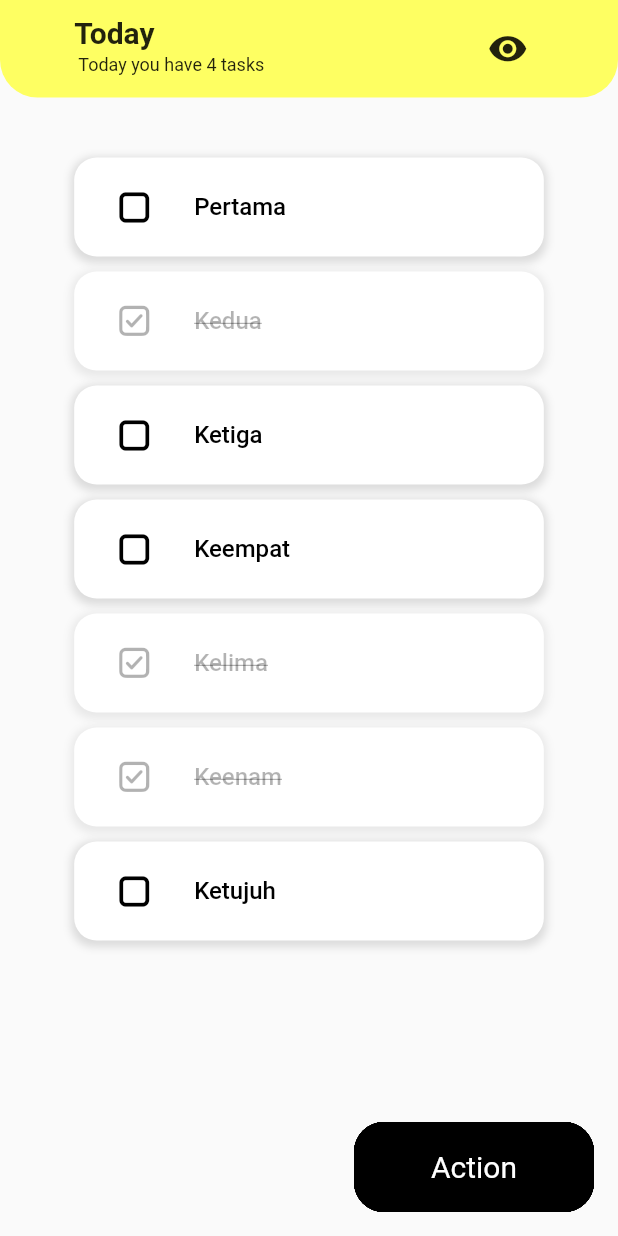
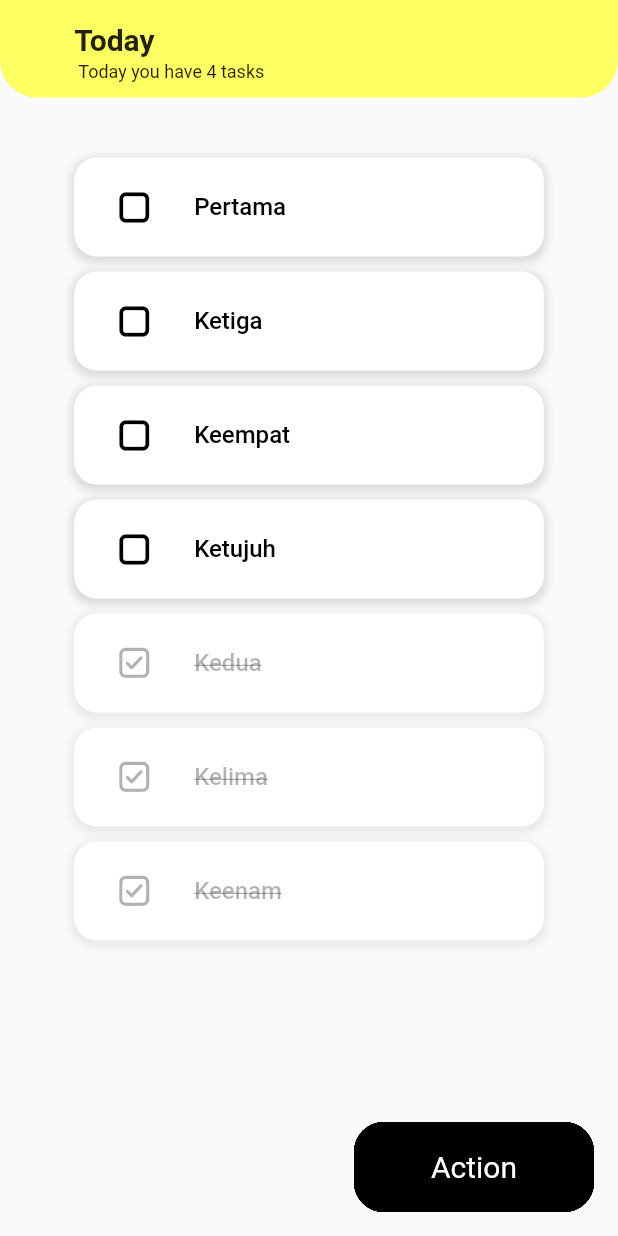
Before and after one commit to mrizkiid/card_todo, a Flutter app: the screen it shows after launch, after a tap on "Reorder", after a tap on "Delete", after a tap on "Cancel", on a phone screen of 412 x 824 dp. Run offline on Flutter 3.47's test engine with Material 2 defaults, Android fonts, the phone set to English and light mode, and no system bars; our stand-ins replace bloc, equatable, flutter_bloc, hive, hive_flutter, reorderables; accounts and stored records are empty.

Commit message:
ui for task has finished

```diff
--- a/card_todo/lib/TODO/main_menu/main_menu_bloc/mainmenu_bloc.dart
+++ b/card_todo/lib/TODO/main_menu/main_menu_bloc/mainmenu_bloc.dart
@@ -16,11 +16,6 @@ class MainMenuBloc extends Bloc<MainmenuEvent, MainMenuState> {
 
     on<MainReorderProcessData>((event, emit) {
       int newIndex = event.newIndex;
-      // listTitle = listTitle;
-
-      // if (event.oldIndex < event.newIndex) {
-      //   newIndex -= 1;
-      // }
 
       // remove and put in tile
       final String tile = listTitle.removeAt(event.oldIndex);
--- a/card_todo/lib/TODO/main_menu/main_menu_bloc/mainmenu_event.dart
+++ b/card_todo/lib/TODO/main_menu/main_menu_bloc/mainmenu_event.dart
@@ -40,7 +40,5 @@ class InitialList extends MainmenuEvent {
 }
 
 class MainSaveEvent extends MainmenuEvent {
-  List<String> listTitle;
-
-  MainSaveEvent({required this.listTitle});
+  MainSaveEvent();
 }
--- a/card_todo/lib/TODO/task_list/bloc_task/task_menu_event.dart
+++ b/card_todo/lib/TODO/task_list/bloc_task/task_menu_event.dart
@@ -9,10 +9,7 @@ abstract class TaskMenuEvent extends Equatable {
 }
 
 class TaskInitialList extends TaskMenuEvent {
-  List<TaskList> taskList;
-  TaskInitialList({
-    required this.taskList,
-  });
+  TaskInitialList();
 }
 
 class TaskEvent extends TaskMenuEvent {
@@ -25,19 +22,29 @@ class TaskEvent extends TaskMenuEvent {
     required this.title,
     required this.index,
   });
+
+  // @override
+  // List<Object> get props => [isChecked, title, index];
 }
 
 class TaskDelete extends TaskMenuEvent {
   final bool isDelete;
 
   const TaskDelete(this.isDelete);
-  // final
+  @override
+  List<Object> get props => [isDelete];
 }
 
-class TaskReorderedButton extends TaskMenuEvent {
-  final bool isPressed;
+class TaskDeleteProcess extends TaskMenuEvent {
+  const TaskDeleteProcess();
+}
 
-  const TaskReorderedButton(this.isPressed);
+class TaskReordered extends TaskMenuEvent {
+  final bool isOrdered;
+
+  const TaskReordered(this.isOrdered);
+  @override
+  List<Object> get props => [isOrdered];
 }
 
 class TaskReorderedProcess extends TaskMenuEvent {
--- a/card_todo/lib/TODO/task_list/bloc_task/task_menu_state.dart
+++ b/card_todo/lib/TODO/task_list/bloc_task/task_menu_state.dart
@@ -25,12 +25,22 @@ class TaskState extends TaskMenuState {
 }
 
 class TaskReorderState extends TaskMenuState {
-  final List<TaskList> taskListTrue;
-  const TaskReorderState({required super.taskList, required this.taskListTrue});
+  final List<TaskList> taskListFalse;
+  final bool isOrdered;
+  const TaskReorderState(
+      {required super.taskList,
+      required this.taskListFalse,
+      required this.isOrdered});
+
+  @override
+  List<Object?> get props => [isOrdered, taskListFalse];
 }
 
-// class TaskReorderProcessState extends TaskMenuState {
-//   final List<TaskList> taskListTrue;
-//   const TaskReorderProcessState(
-//       {required super.taskList, required this.taskListTrue});
-// }
+class TaskDeleteState extends TaskMenuState {
+  final bool isDelete;
+
+  const TaskDeleteState({required this.isDelete, required super.taskList});
+
+  @override
+  List<Object?> get props => [isDelete];
+}
--- a/card_todo/lib/TODO/task_list/page_task.dart
+++ b/card_todo/lib/TODO/task_list/page_task.dart
@@ -29,18 +29,8 @@ class _TaskPageState extends State<TaskPage> {
     sizing.init(context);
     double paddingHorizontal = sizing.widthCalc(percent: 12);
     double heightAppBar = 65;
-    bool isDelete = true;
+    bool isDelete = false;
     TodoData todoData = RepositoryProvider.of(context);
-    // for (var i in todoData.tasklist) {
-    //   print('${i.isChecked} == ${i.title}');
-    // }
-    // List<TaskList> listTaskTrue = todoData.tasklist
-    //     .where((element) => element.isChecked == true)
-    //     .toList();
-    // List<TaskList> listTaskFalse = todoData.tasklist
-    //     .where((element) => element.isChecked == false)
-    //     .toList();
-    // List<TaskList> listTaskFinal = [...listTaskFalse, ...listTaskTrue];
     return MultiBlocProvider(
       providers: [
         BlocProvider<ButtonAnimationBloc>(
@@ -61,16 +51,17 @@ class _TaskPageState extends State<TaskPage> {
                 bottomRight: Radius.circular(25),
               ),
             ),
-            child: Padding(
+            child: Container(
               padding: EdgeInsets.symmetric(horizontal: paddingHorizontal)
                   .copyWith(bottom: 10, top: 10),
-              child: Center(
+              child: Align(
+                alignment: Alignment.bottomCenter,
                 child: Row(
-                  crossAxisAlignment: CrossAxisAlignment.center,
+                  crossAxisAlignment: CrossAxisAlignment.end,
                   mainAxisAlignment: MainAxisAlignment.spaceBetween,
                   children: [
                     Column(
-                      mainAxisAlignment: MainAxisAlignment.start,
+                      mainAxisAlignment: MainAxisAlignment.end,
                       crossAxisAlignment: CrossAxisAlignment.start,
                       children: [
                         Text(
@@ -87,13 +78,13 @@ class _TaskPageState extends State<TaskPage> {
                         ),
                       ],
                     ),
-                    IconButton(
-                      onPressed: () {},
-                      icon: Icon(
-                        Icons.visibility,
-                        size: 27,
-                      ),
-                    )
+                    // IconButton(
+                    //   onPressed: () {},
+                    //   icon: Icon(
+                    //     Icons.visibility,
+                    //     size: 27,
+                    //   ),
+                    // )
                   ],
                 ),
               ),
@@ -152,26 +143,54 @@ class _TaskPageState extends State<TaskPage> {
 
             ///reordered state
             if (state is TaskReorderState) {
-              ReorderableColumn(
+              int i = -1;
+              return ReorderableColumn(
+                padding: EdgeInsets.symmetric(horizontal: paddingHorizontal)
+                    .copyWith(top: 30),
                 onReorder: (oldIndex, newIndex) {
-                  taskMenuBloc.add(TaskReorderedProcess(
-                      oldIndex: oldIndex, newIndex: newIndex));
+                  taskMenuBloc.add(
+                    TaskReorderedProcess(
+                        oldIndex: oldIndex, newIndex: newIndex),
+                  );
                 },
-                children: taskList
+                children: state.taskListFalse
                     .map((e) {
-                      return;
+                      i++;
+                      return TileTaskCard(
+                          key: ValueKey(i),
+                          isChecked: e.isChecked,
+                          title: e.title,
+                          isDelete: false,
+                          onchanged: () {});
                     })
                     .toList()
                     .cast<Widget>(),
               );
             }
 
-            //condition for delete
-            if (state is TaskDelete) {
-              isDelete = true;
-            } else {
-              isDelete = false;
+            /// Delete state
+            if (state is TaskDeleteState) {
+              return ListView.builder(
+                padding: EdgeInsets.symmetric(horizontal: paddingHorizontal)
+                    .copyWith(top: 30),
+                itemCount: state.taskList.length,
+                itemBuilder: (context, index) {
+                  bool isChecked = taskList[index].isChecked;
+                  String title = taskList[index].title;
+                  return TileTaskCard(
+                      isChecked: isChecked,
+                      title: title,
+                      isDelete: true,
+                      onchanged: () {});
+                },
+              );
             }
+
+            // if (state is! TaskDeleteState) {
+            //   isDelete = false;
+            // }
+
+            print('rebuild');
 
             /// it will build if not reordered
             return ListView.builder(
@@ -184,8 +203,9 @@ class _TaskPageState extends State<TaskPage> {
                 return TileTaskCard(
                   isChecked: isChecked,
                   title: title,
-                  isDelete: isDelete,
+                  isDelete: false,
                   onchanged: () {
+                    print('checked is pressed');
                     taskMenuBloc.add(TaskEvent(
                         isChecked: isChecked, title: title, index: index));
                   },
@@ -256,9 +276,14 @@ class TileTaskCard extends StatelessWidget {
                     color: Colors.black),
           ),
           trailing: isDelete
-              ? Icon(
-                  TodoAppIcon.delete,
-                  color: Colors.red,
+              ? IconButton(
+                  onPressed: () {
+                    context.read<TaskMenuBloc>().add(TaskDeleteProcess());
+                  },
+                  icon: Icon(
+                    TodoAppIcon.delete,
+                    color: Colors.red,
+                  ),
                 )
               : SizedBox(),
         ),
@@ -272,10 +297,10 @@ class TileTaskCard extends StatelessWidget {
       hoverColor: Colors.white,
       splashColor: Colors.white,
       onPressed: isDelete
-          ? () {
+          ? null
+          : () {
               onchanged();
-            }
-          : null,
+            },
       icon: isPressed
           ? Icon(
               TodoAppIcon.check,
--- a/card_todo/lib/TODO/utils/widget/widget_button_animation.dart
+++ b/card_todo/lib/TODO/utils/widget/widget_button_animation.dart
@@ -58,7 +58,7 @@ class _LinearFlowWidgetState extends State<LinearFlowWidget>
     }
     if (buttonAnimationBloc.whichTodoBloc == WhichTodoBloc.taskMenu &&
         taskMenuBloc != null) {
-      // taskMenuBloc.add();
+      taskMenuBloc.add(const TaskReordered(true));
     }
   }
 
@@ -72,7 +72,8 @@ class _LinearFlowWidgetState extends State<LinearFlowWidget>
     }
     if (buttonAnimationBloc.whichTodoBloc == WhichTodoBloc.taskMenu &&
         taskMenuBloc != null) {
-      // taskMenuBloc.add();
+      taskMenuBloc.add(const TaskDelete(true));
+      print('taskdelete is called');
     }
   }
 
@@ -122,7 +123,7 @@ class _LinearFlowWidgetState extends State<LinearFlowWidget>
           title: 'Reorder',
           onPressed: () {
             controller.reset();
-            buttonAnimationBloc.add(ButtonActionReorder());
+            buttonAnimationBloc.add(const ButtonActionReorder());
             onPressedReorder(
                 buttonAnimationBloc: buttonAnimationBloc,
                 mainMenuBloc: mainMenuBloc,
@@ -133,7 +134,7 @@ class _LinearFlowWidgetState extends State<LinearFlowWidget>
           title: 'Delete',
           onPressed: () {
             controller.reset();
-            buttonAnimationBloc.add(ButtonActionDelete());
+            buttonAnimationBloc.add(const ButtonActionDelete());
             onPressedDelete(
                 buttonAnimationBloc: buttonAnimationBloc,
                 mainMenuBloc: mainMenuBloc,
--- a/card_todo/lib/TODO/utils/widget/widget_button_animation_helper.dart
+++ b/card_todo/lib/TODO/utils/widget/widget_button_animation_helper.dart
@@ -155,7 +155,7 @@ class DoneButton extends StatelessWidget {
       mainMenuBloc.add(MainActionDeleteButton(false));
     }
     if (whichTodoBloc == WhichTodoBloc.taskMenu && taskMenuBloc != null) {
-      // taskMenuBloc.add();
+      taskMenuBloc.add(const TaskDelete(false));
     }
   }
 
@@ -167,7 +167,9 @@ class DoneButton extends StatelessWidget {
       mainMenuBloc.add(MainActionReorderButton(false));
     }
     if (whichTodoBloc == WhichTodoBloc.taskMenu && taskMenuBloc != null) {
-      // taskMenuBloc.add();
+      // if (whichTodoBloc == WhichTodoBloc.taskMenu) {
+      taskMenuBloc.add(const TaskReordered(false));
+      taskMenuBloc.add(TaskInitialList());
     }
   }
 
@@ -196,23 +198,37 @@ class DoneButton extends StatelessWidget {
             TextButton(
               child: Text(button),
               onPressed: () {
-                ////
-                if (actionEnum == ActionEnum.delete) {
-                  ////
-                  onPressedDelete(
-                      whichTodoBloc: buttonAnimationBloc.whichTodoBloc,
-                      mainMenuBloc: mainMenuBloc,
-                      taskMenuBloc: taskMenuBloc);
-                  ////
+                if (taskMenuBloc != null) {
+                  taskMenuBloc.add(TaskSave());
                 }
-                if (actionEnum == ActionEnum.reorder) {
-                  onPressedReorder(
-                      whichTodoBloc: buttonAnimationBloc.whichTodoBloc,
-                      mainMenuBloc: mainMenuBloc,
-                      taskMenuBloc: taskMenuBloc);
+                if (mainMenuBloc != null) {
+                  mainMenuBloc.add(MainSaveEvent());
                 }
                 buttonAnimationBloc.add(const ButtonDoneEvent(isSave: true));
                 Navigator.of(context).pop();
+                ////
+                // if (actionEnum == ActionEnum.delete) {
+                //   print('delete is Pressed');
+                //   ////
+                //   // onPressedDelete(
+                //   //     whichTodoBloc: buttonAnimationBloc.whichTodoBloc,
+                //   //     mainMenuBloc: mainMenuBloc,
+                //   //     taskMenuBloc: taskMenuBloc);
+                //   ////
+
+                // }
+                // if (actionEnum == ActionEnum.reorder) {
+                //   if (buttonAnimationBloc.whichTodoBloc ==
+                //           WhichTodoBloc.taskMenu &&
+                //       taskMenuBloc != null) {
+                //     print('task save is pressed');
+                //     taskMenuBloc.add(TaskSave());
+                //   }
+                //   // onPressedReorder(
+                //   //     whichTodoBloc: buttonAnimationBloc.whichTodoBloc,
+                //   //     mainMenuBloc: mainMenuBloc,
+                //   //     taskMenuBloc: taskMenuBloc);
+                // }
               },
             ),
           ],
@@ -227,6 +243,7 @@ class DoneButton extends StatelessWidget {
     MainMenuBloc? mainMenuBloc;
     TaskMenuBloc? taskMenuBloc;
     buttonAnimationBloc = context.read<ButtonAnimationBloc>();
+    // WhichTodoBloc actionEnum = buttonAnimationBloc.whichTodoBloc;
     if (buttonAnimationBloc.whichTodoBloc == WhichTodoBloc.mainMenu) {
       mainMenuBloc = context.read<MainMenuBloc>();
     }
@@ -241,20 +258,22 @@ class DoneButton extends StatelessWidget {
         // done button
         InkWell(
           onTap: () {
-            if (actionEnum == ActionEnum.delete) {
+            if (buttonAnimationBloc.actionEnum == ActionEnum.delete) {
               showDialogMehtod(context,
                   buttonAnimationBloc: buttonAnimationBloc,
                   mainMenuBloc: mainMenuBloc,
+                  taskMenuBloc: taskMenuBloc,
                   titleHead: 'Are You Sure ?',
                   titleSubHead:
                       'Tasks that have been deleted will not be restored !',
                   button: 'Delete');
               return;
             }
-            if (actionEnum == ActionEnum.reorder) {
+            if (buttonAnimationBloc.actionEnum == ActionEnum.reorder) {
               showDialogMehtod(context,
                   buttonAnimationBloc: buttonAnimationBloc,
                   mainMenuBloc: mainMenuBloc,
+                  taskMenuBloc: taskMenuBloc,
                   titleHead: 'Save the changes',
                   titleSubHead: 'Are you want to save the changes ? ',
                   button: 'Save');
@@ -293,22 +312,27 @@ class DoneButton extends StatelessWidget {
                 mainMenuBloc != null) {
               mainMenuBloc.add(InitialList(listTitle: todoData.listTitle));
             }
-            if (actionEnum == ActionEnum.delete) {
-              onPressedDelete(
-                  whichTodoBloc: buttonAnimationBloc.whichTodoBloc,
-                  mainMenuBloc: mainMenuBloc,
-                  taskMenuBloc: taskMenuBloc);
-              // mainMenuBloc.add(MainActionDeleteButton(false));
+
+            if (buttonAnimationBloc.whichTodoBloc == WhichTodoBloc.taskMenu &&
+                taskMenuBloc != null) {
+              taskMenuBloc.add(TaskInitialList());
             }
-            if (actionEnum == ActionEnum.reorder) {
-              // mainMenuBloc.add(InitialList(listTitle: todoData.listTitle));
-              onPressedReorder(
-                  whichTodoBloc: buttonAnimationBloc.whichTodoBloc,
-                  mainMenuBloc: mainMenuBloc,
-                  taskMenuBloc: taskMenuBloc);
-              // mainMenuBloc.add(MainActionReorderButton(false));
-            }
-            context.read<ButtonAnimationBloc>().add(ButtonCancelEvent());
+            // if (buttonAnimationBloc.actionEnum == ActionEnum.delete) {
+            //   onPressedDelete(
+            //       whichTodoBloc: buttonAnimationBloc.whichTodoBloc,
+            //       mainMenuBloc: mainMenuBloc,
+            //       taskMenuBloc: taskMenuBloc);
+            //   // mainMenuBloc.add(MainActionDeleteButton(false));
+            // }
+            // if (buttonAnimationBloc.actionEnum == ActionEnum.reorder) {
+            //   // mainMenuBloc.add(InitialList(listTitle: todoData.listTitle));
+            //   onPressedReorder(
+            //       whichTodoBloc: buttonAnimationBloc.whichTodoBloc,
+            //       mainMenuBloc: mainMenuBloc,
+            //       taskMenuBloc: taskMenuBloc);
+            //   // mainMenuBloc.add(MainActionReorderButton(false));
+            // }
+            buttonAnimationBloc.add(ButtonCancelEvent());
           },
           child: Container(
             height: 40,
```
Also changed, not shown: card_todo/lib/TODO/main_menu/page_main_menu.dart (+21 -1 lines), card_todo/lib/TODO/task_list/bloc_task/task_menu_bloc.dart (+30 -11 lines).
